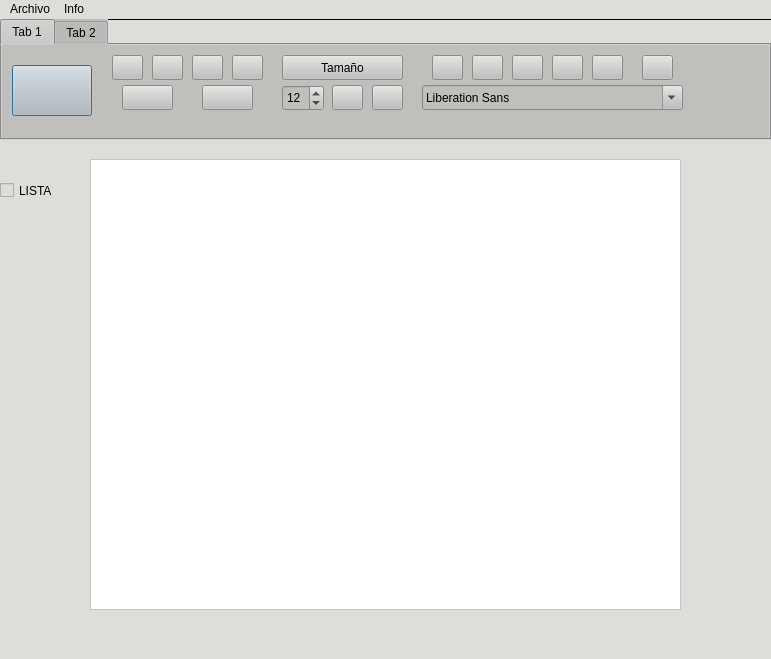
Above: EditorDeTexto/mainwindow.ui from JhojanZ/Editor-de-texto before the change. Below: the same form after it.
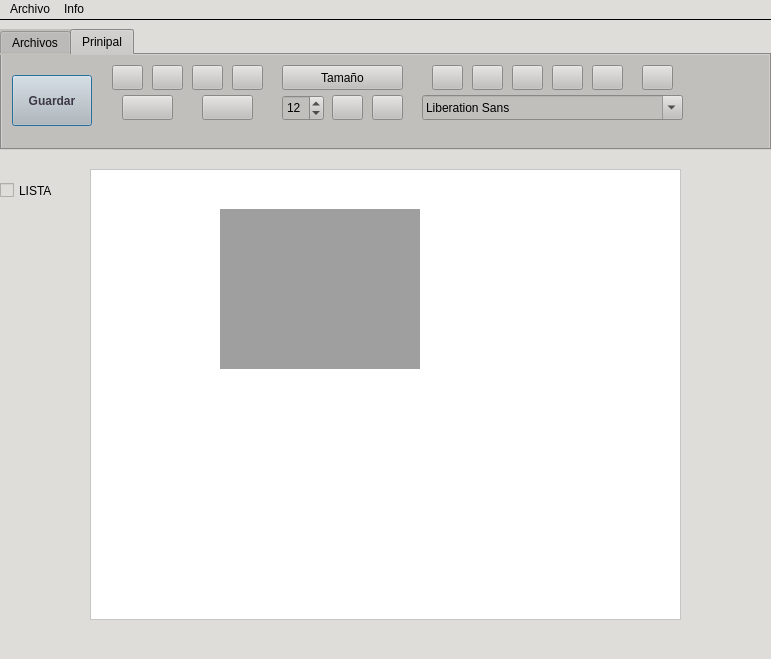
That is the form after the change. Icons and pictures are not drawn.

The edit to the form file:
```diff
--- a/EditorDeTexto/mainwindow.ui
+++ b/EditorDeTexto/mainwindow.ui
@@ -22,7 +22,7 @@
     <property name="geometry">
      <rect>
       <x>90</x>
-      <y>140</y>
+      <y>150</y>
       <width>591</width>
       <height>451</height>
      </rect>
@@ -74,7 +74,7 @@
     <property name="geometry">
      <rect>
       <x>0</x>
-      <y>0</y>
+      <y>10</y>
       <width>771</width>
       <height>121</height>
      </rect>
@@ -84,11 +84,16 @@
 </string>
     </property>
     <property name="currentIndex">
-     <number>0</number>
+     <number>1</number>
     </property>
     <widget class="QWidget" name="tab">
      <attribute name="title">
-      <string>Tab 1</string>
+      <string>Archivos</string>
+     </attribute>
+    </widget>
+    <widget class="QWidget" name="principal">
+     <attribute name="title">
+      <string>Prinipal</string>
      </attribute>
      <widget class="QPushButton" name="alineadoJustificado">
       <property name="geometry">
@@ -359,6 +364,9 @@
       </property>
      </widget>
      <widget class="QPushButton" name="guardar">
+      <property name="enabled">
+       <bool>true</bool>
+      </property>
       <property name="geometry">
        <rect>
         <x>10</x>
@@ -367,11 +375,20 @@
         <height>51</height>
        </rect>
       </property>
+      <property name="font">
+       <font>
+        <bold>true</bold>
+       </font>
+      </property>
+      <property name="whatsThis">
+       <string>&lt;html&gt;&lt;head/&gt;&lt;body&gt;&lt;p&gt;Guarda tus archivos&lt;/p&gt;&lt;/body&gt;&lt;/html&gt;</string>
+      </property>
       <property name="styleSheet">
-       <string notr="true">color: qlineargradient(spread:pad, x1:0, y1:0, x2:1, y2:0, stop:0 rgba(0, 0, 0, 255), stop:1 rgba(255, 255, 255, 255));</string>
+       <string notr="true">color: qlineargradient(spread:pad, x1:0, y1:0, x2:1, y2:0, stop:0 rgba(0, 0, 0, 255), stop:1 rgba(255, 255, 255, 255));
+color: rgb(61, 56, 70);</string>
       </property>
       <property name="text">
-       <string/>
+       <string>Guardar</string>
       </property>
       <property name="icon">
        <iconset theme="document-save">
@@ -388,11 +405,16 @@
       </property>
      </widget>
     </widget>
-    <widget class="QWidget" name="tab_2">
-     <attribute name="title">
-      <string>Tab 2</string>
-     </attribute>
-    </widget>
+   </widget>
+   <widget class="QMdiArea" name="mdiArea">
+    <property name="geometry">
+     <rect>
+      <x>220</x>
+      <y>190</y>
+      <width>200</width>
+      <height>160</height>
+     </rect>
+    </property>
    </widget>
   </widget>
   <widget class="QMenuBar" name="menubar">
```
Left out of the diff: 16 changed lines with no effect on the pictures.
